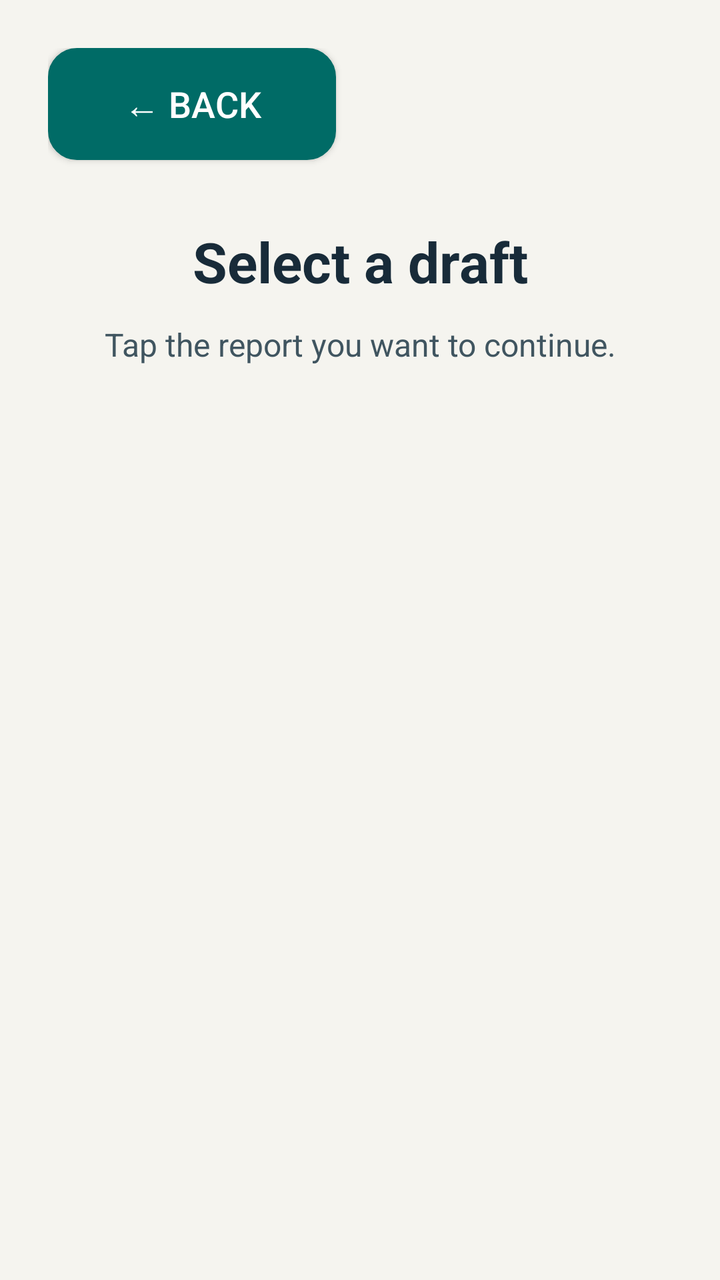
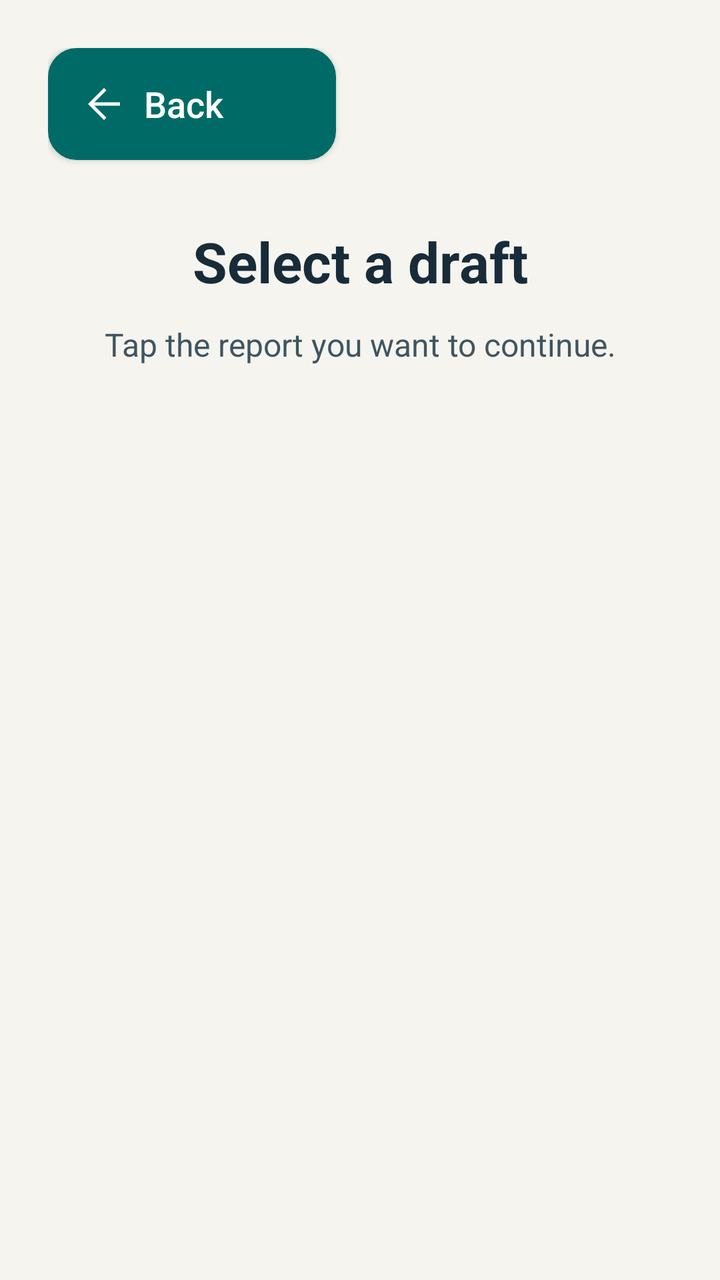

Before-and-after screenshots of an Android layout around one commit, followed by the original layout XML and the change that was made.
<!-- AndroidManifest.xml: application theme Theme.JavaReportingSystem -->
<!-- res/layout/activity_draft_list.xml -->
<?xml version="1.0" encoding="utf-8"?>
<FrameLayout xmlns:android="http://schemas.android.com/apk/res/android"
    xmlns:app="http://schemas.android.com/apk/res-auto"
    android:id="@+id/main"
    android:layout_width="match_parent"
    android:layout_height="match_parent"
    android:background="@color/safety_background">

    <ScrollView
        android:layout_width="match_parent"
        android:layout_height="match_parent"
        android:fillViewport="true">

        <LinearLayout
            android:layout_width="match_parent"
            android:layout_height="wrap_content"
            android:orientation="vertical"
            android:padding="24dp">

            <Button
                android:id="@+id/btnBack"
                android:layout_width="144dp"
                android:layout_height="56dp"
                android:background="@drawable/back_button"
                android:text="@string/back"
                android:textAllCaps="false"
                android:textColor="@color/safety_on_action"
                android:textSize="18sp"
                app:backgroundTint="@null" />

            <TextView
                android:layout_width="match_parent"
                android:layout_height="wrap_content"
                android:layout_marginTop="32dp"
                android:gravity="center"
                android:text="@string/select_draft_title"
                android:textColor="@color/safety_text"
                android:textSize="28sp"
                android:textStyle="bold" />

            <TextView
                android:layout_width="match_parent"
                android:layout_height="wrap_content"
                android:layout_marginTop="12dp"
                android:gravity="center"
                android:text="@string/select_draft_explanation"
                android:textColor="@color/safety_text_secondary"
                android:textSize="16sp" />

            <TextView
                android:id="@+id/tvNoDrafts"
                android:layout_width="match_parent"
                android:layout_height="wrap_content"
                android:layout_marginTop="32dp"
                android:gravity="center"
                android:text="@string/no_saved_drafts"
                android:textColor="@color/safety_text_secondary"
                android:textSize="18sp"
                android:visibility="gone" />

            <LinearLayout
                android:id="@+id/draftContainer"
                android:layout_width="match_parent"
                android:layout_height="wrap_content"
                android:layout_marginTop="32dp"
                android:orientation="vertical" />
        </LinearLayout>
    </ScrollView>
</FrameLayout>
<!-- resources referenced by this layout -->
<resources>
  <color name="safety_background">#F5F4EF</color>
  <color name="safety_on_action">#FFFFFF</color>
  <color name="safety_text">#182B39</color>
  <color name="safety_text_secondary">#405560</color>
  <!-- drawable back_button (drawable) -->
  <?xml version="1.0" encoding="utf-8"?>
  <shape xmlns:android="http://schemas.android.com/apk/res/android" android:shape="rectangle">
      <solid android:color="@color/safety_action" />
      <stroke android:width="1dp" android:color="@color/safety_action" />
      <corners android:radius="14dp" />
  </shape>
  <string name="back">← BACK</string>
  <string name="no_saved_drafts">No saved drafts are available.</string>
  <string name="select_draft_explanation">Tap the report you want to continue.</string>
  <string name="select_draft_title">Select a draft</string>
  <style name="Theme.JavaReportingSystem" parent="Base.Theme.JavaReportingSystem" />
  <color name="safety_action">#006B66</color>
  <style name="Base.Theme.JavaReportingSystem" parent="Theme.AppCompat.Light.NoActionBar">
          <item name="colorPrimary">@color/safety_action</item>
          <item name="colorOnPrimary">@color/safety_on_action</item>
          <item name="colorSurface">@color/safety_surface</item>
          <item name="colorOnSurface">@color/safety_text</item>
          <item name="android:colorAccent">@color/safety_action</item>
          <item name="android:windowBackground">@color/safety_background</item>
          <item name="android:statusBarColor">@color/safety_background</item>
          <item name="android:navigationBarColor">@color/safety_background</item>
          <item name="android:windowLightStatusBar">true</item>
          <item name="android:windowLightNavigationBar">true</item>
      </style>
  <color name="safety_surface">#FFFFFF</color>
</resources>

<!-- the commit's change to res/layout/activity_draft_list.xml (unified diff, before → after) -->
@@ -26,7 +26,13 @@
                 android:textAllCaps="false"
                 android:textColor="@color/safety_on_action"
                 android:textSize="18sp"
-                app:backgroundTint="@null" />
+                app:backgroundTint="@null"
+                android:drawableStart="@drawable/ic_ms_arrow_back"
+                android:drawableTint="@color/safety_on_action"
+                android:drawablePadding="8dp"
+                android:gravity="center_vertical|start"
+                android:paddingStart="16dp"
+                android:paddingEnd="16dp" />
 
             <TextView
                 android:layout_width="match_parent"
<!-- resource entries referenced after the edit -->
@@ -11,7 +11,18 @@
       <stroke android:width="1dp" android:color="@color/safety_action" />
       <corners android:radius="14dp" />
   </shape>
-  <string name="back">← BACK</string>
+  <!-- drawable ic_ms_arrow_back (drawable) -->
+  <vector xmlns:android="http://schemas.android.com/apk/res/android"
+      android:width="24dp"
+      android:height="24dp"
+      android:viewportWidth="960"
+      android:viewportHeight="960"
+      android:autoMirrored="true">
+    <path
+        android:fillColor="@color/safety_text"
+        android:pathData="M287,513.33L527,753.33L480,800L160,480L480,160L527,206.67L287,446.67L800,446.67L800,513.33L287,513.33Z"/>
+  </vector>
+  <string name="back">Back</string>
   <string name="no_saved_drafts">No saved drafts are available.</string>
   <string name="select_draft_explanation">Tap the report you want to continue.</string>
   <string name="select_draft_title">Select a draft</string>
